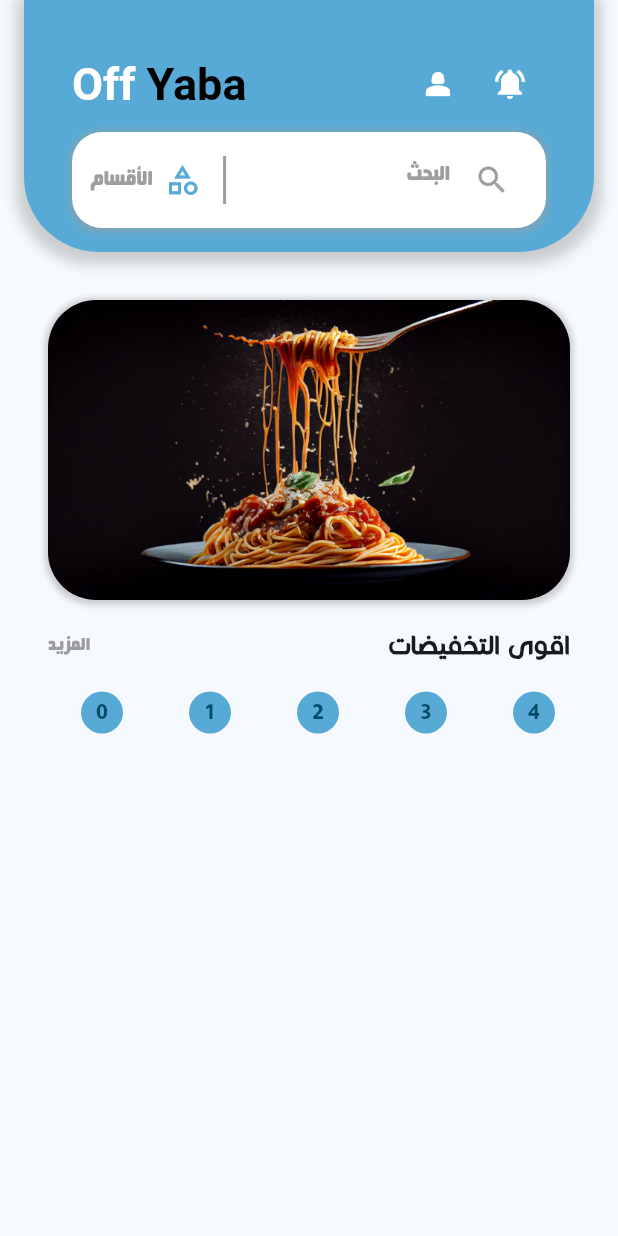
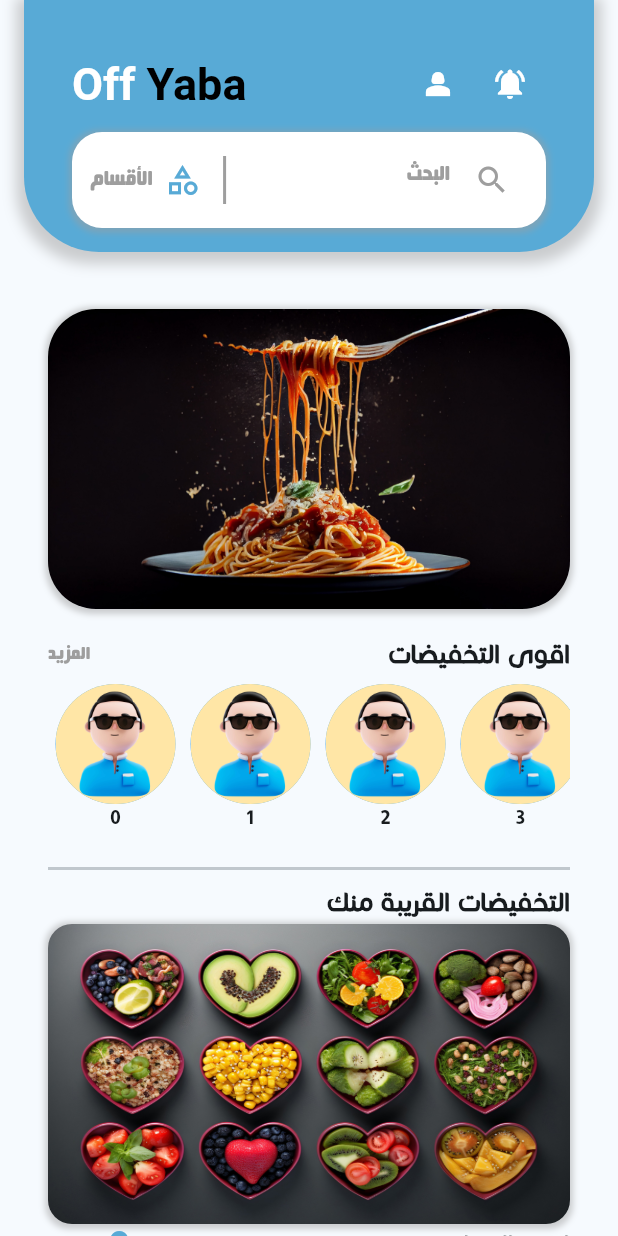
Before and after one commit to AHNXD/off_yaba, a Flutter app: the screen it shows after launch, on a phone screen of 412 x 824 dp. Run offline on Flutter 3.47's test engine with Material 3 defaults, Android fonts, the phone set to English and light mode, and no system bars.

Commit message:
end home screen

```diff
--- a/lib/screens/home.dart
+++ b/lib/screens/home.dart
@@ -1,4 +1,5 @@
 // Import libraries
+import 'package:flutter/foundation.dart';
 import 'package:flutter/material.dart';
 import 'package:off_yaba/constant.dart';
 
@@ -22,8 +23,8 @@ class Home extends StatelessWidget {
               //   ),
               // ),
               child: SafeArea(
-                  child: Column(
-                crossAxisAlignment: CrossAxisAlignment.center,
+                  child: ListView(
+                physics: const NeverScrollableScrollPhysics(),
                 children: [
                   Container(
                       padding: const EdgeInsets.only(
@@ -35,8 +36,8 @@ class Home extends StatelessWidget {
                               color: Colors.grey.withOpacity(0.5),
                               spreadRadius: 5,
                               blurRadius: 7,
-                              offset:
-                                  Offset(0, 3), // changes position of shadow
+                              offset: const Offset(
+                                  0, 3), // changes position of shadow
                             ),
                           ],
                           color: appColor,
@@ -154,10 +155,13 @@ class Home extends StatelessWidget {
                         ],
                       )),
                   Padding(
-                    padding: const EdgeInsets.all(32.0),
-                    child: SingleChildScrollView(
-                      child: Column(
+                    padding: const EdgeInsets.only(left: 32, right: 32, top: 6),
+                    child: ListView(
+                      shrinkWrap: true,
                       children: [
+                        const SizedBox(
+                          height: 32,
+                        ),
                         Container(
                           width: double.infinity,
                           height: 200,
@@ -196,22 +200,113 @@ class Home extends StatelessWidget {
                           ],
                         ),
                         SizedBox(
-                            height: 60,
+                          height: 120,
                           child: ListView.builder(
                               scrollDirection: Axis.horizontal,
                               itemCount: 50,
                               itemBuilder: (BuildContext, index) {
                                 return Padding(
-                                    padding: const EdgeInsets.all(16.0),
+                                  padding: const EdgeInsets.all(5.0),
+                                  child: Column(
+                                    children: [
+                                      SizedBox(
+                                        height: 80,
+                                        width: 80,
                                         child: CircleAvatar(
+                                          backgroundImage: const AssetImage(
+                                              "assets/images/avatar.jpg"),
                                           backgroundColor: appColor,
-                                      child: Text(index.toString()),
+                                        ),
+                                      ),
+                                      Text(index.toString()),
+                                    ],
                                   ),
                                 );
                               }),
+                        ),
+                        const Divider(
+                          thickness: 2,
+                        ),
+                        const Align(
+                          alignment: Alignment.centerRight,
+                          child: Text("التخفيضات القريبة منك",
+                              style: TextStyle(
+                                  fontFamily: "cocon-next-arabic",
+                                  fontSize: 20,
+                                  fontWeight: FontWeight.bold)),
+                        ),
+                        ListView.builder(
+                            shrinkWrap: true,
+                            physics: const NeverScrollableScrollPhysics(),
+                            itemCount: 50,
+                            itemBuilder: (BuildContext, index) {
+                              return Column(
+                                mainAxisSize: MainAxisSize.min,
+                                children: [
+                                  Container(
+                                    height: 200,
+                                    decoration: BoxDecoration(
+                                      boxShadow: [
+                                        BoxShadow(
+                                          color: Colors.grey.withOpacity(0.5),
+                                          spreadRadius: 2,
+                                          blurRadius: 3,
+                                          offset: const Offset(0,
+                                              1), // changes position of shadow
+                                        ),
+                                      ],
+                                      borderRadius: BorderRadius.circular(16),
+                                      image: const DecorationImage(
+                                        image: AssetImage(
+                                            "assets/images/pic2.jpg"),
+                                        fit: BoxFit.fill,
+                                      ),
+                                    ),
+                                  ),
+                                  Row(
+                                    mainAxisAlignment:
+                                        MainAxisAlignment.spaceBetween,
+                                    children: [
+                                      Row(
+                                        mainAxisSize: MainAxisSize.min,
+                                        children: [
+                                          const Text(
+                                            "كم",
+                                            style:
+                                                TextStyle(color: Colors.grey),
+                                          ),
+                                          const Text(
+                                            "0.6",
+                                            style:
+                                                TextStyle(color: Colors.grey),
+                                          ),
+                                          Icon(
+                                            Icons.pin_drop,
+                                            color: appColor,
                                           )
                                         ],
                                       ),
+                                      const Text("اسم المطعم",
+                                          style: TextStyle(
+                                              fontFamily: "cocon-next-arabic",
+                                              fontSize: 20,
+                                              fontWeight: FontWeight.bold))
+                                    ],
+                                  ),
+                                  const Align(
+                                    alignment: Alignment.centerRight,
+                                    child: Text(
+                                      "النوع",
+                                      style: TextStyle(color: Colors.grey),
+                                    ),
+                                  ),
+                                  Divider(
+                                    color: appColor,
+                                  )
+                                ],
+                              );
+                            })
+                      ],
                     ),
                   )
                 ],
```
Also changed, not shown: assets/images/avatar.jpg (added), assets/images/pic2.jpg (added). Lines whose indentation alone changed are shown as unchanged.
